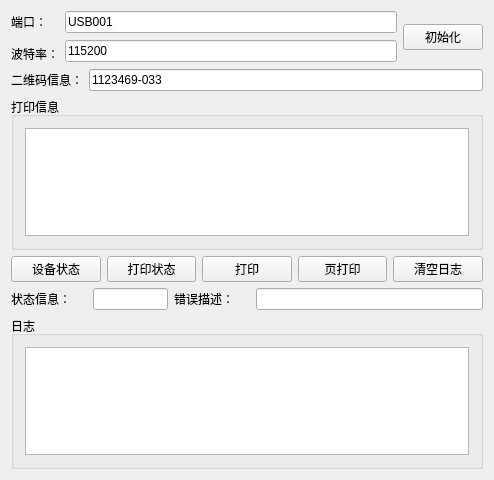
Alaric-Damion/QtHalcon_LearningRecord, file printTest/widget.ui: the form before one commit.
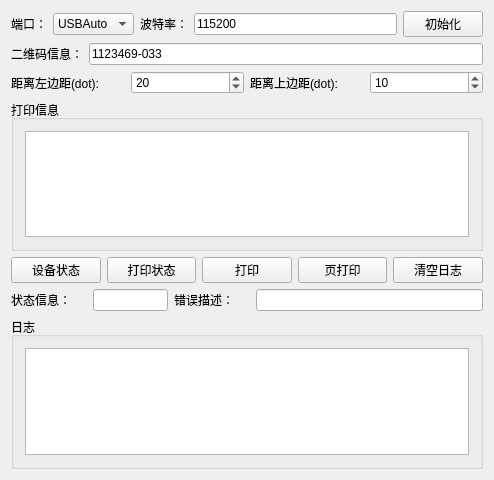
The form after the commit.

Patch:
```diff
--- a/printTest/widget.ui
+++ b/printTest/widget.ui
@@ -15,43 +15,53 @@
   </property>
   <layout class="QVBoxLayout" name="verticalLayout">
    <item>
-    <layout class="QGridLayout" name="gridLayout">
-     <item row="0" column="0">
+    <layout class="QHBoxLayout" name="horizontalLayout_7">
+     <item>
       <widget class="QLabel" name="label">
        <property name="text">
         <string>端口：</string>
        </property>
       </widget>
      </item>
-     <item row="0" column="1">
-      <widget class="QLineEdit" name="edt_Port">
-       <property name="text">
-        <string>USB001</string>
-       </property>
-       <property name="readOnly">
-        <bool>false</bool>
-       </property>
+     <item>
+      <widget class="QComboBox" name="cmb_Port">
+       <item>
+        <property name="text">
+         <string>USBAuto</string>
+        </property>
+       </item>
+       <item>
+        <property name="text">
+         <string>ComAuto</string>
+        </property>
+       </item>
       </widget>
      </item>
-     <item row="1" column="1" rowspan="2">
-      <widget class="QLineEdit" name="edt_Rate">
-       <property name="text">
-        <string>115200</string>
-       </property>
-       <property name="readOnly">
-        <bool>false</bool>
-       </property>
-      </widget>
-     </item>
-     <item row="2" column="0">
+     <item>
       <widget class="QLabel" name="label_2">
        <property name="text">
         <string>波特率：</string>
        </property>
       </widget>
      </item>
-     <item row="0" column="2" rowspan="3">
+     <item>
+      <widget class="QLineEdit" name="edt_Rate">
+       <property name="text">
+        <string>115200</string>
+       </property>
+       <property name="readOnly">
+        <bool>false</bool>
+       </property>
+      </widget>
+     </item>
+     <item>
       <widget class="QPushButton" name="btn_initPrint">
+       <property name="sizePolicy">
+        <sizepolicy hsizetype="Minimum" vsizetype="Expanding">
+         <horstretch>0</horstretch>
+         <verstretch>0</verstretch>
+        </sizepolicy>
+       </property>
        <property name="text">
         <string>初始化</string>
        </property>
@@ -80,6 +90,50 @@
      </item>
     </layout>
    </item>
+   <item>
+    <layout class="QHBoxLayout" name="horizontalLayout_6">
+     <item>
+      <widget class="QLabel" name="label_6">
+       <property name="text">
+        <string>距离左边距(dot):</string>
+       </property>
+      </widget>
+     </item>
+     <item>
+      <widget class="QSpinBox" name="spb_LeftOffset">
+       <property name="minimum">
+        <number>1</number>
+       </property>
+       <property name="maximum">
+        <number>80</number>
+       </property>
+       <property name="value">
+        <number>20</number>
+       </property>
+      </widget>
+     </item>
+     <item>
+      <widget class="QLabel" name="label_7">
+       <property name="text">
+        <string>距离上边距(dot):</string>
+       </property>
+      </widget>
+     </item>
+     <item>
+      <widget class="QSpinBox" name="spb_TopOffset">
+       <property name="minimum">
+        <number>1</number>
+       </property>
+       <property name="maximum">
+        <number>50</number>
+       </property>
+       <property name="value">
+        <number>10</number>
+       </property>
+      </widget>
+     </item>
+    </layout>
+   </item>
    <item>
     <widget class="QGroupBox" name="groupBox">
      <property name="title">
```
